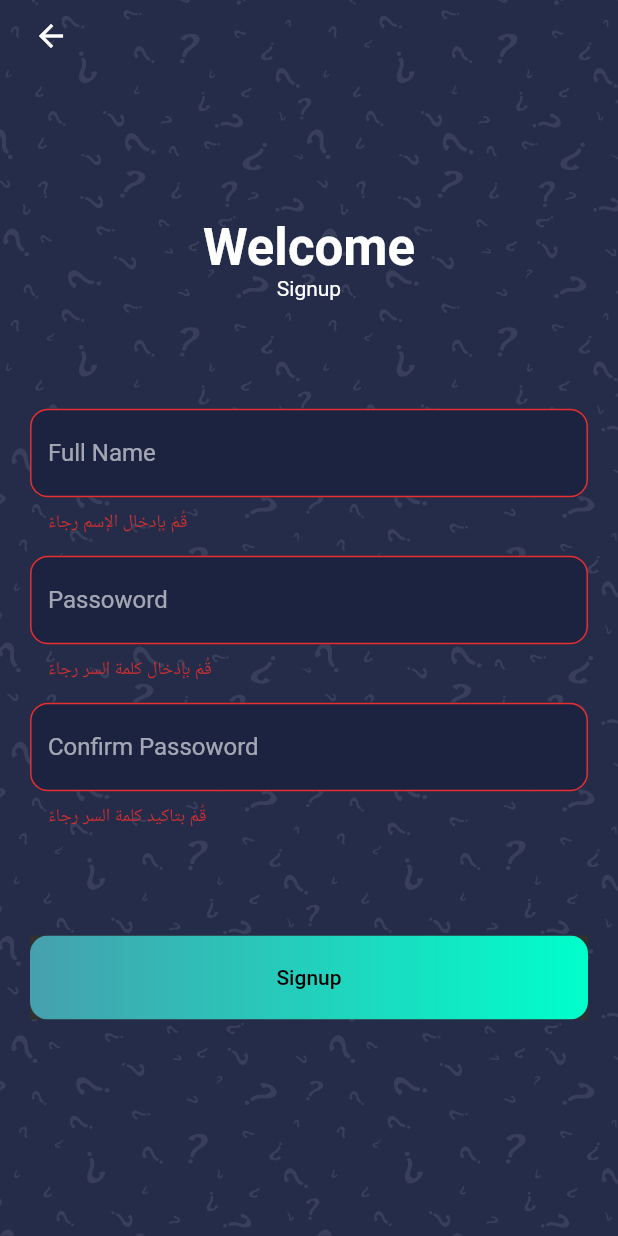
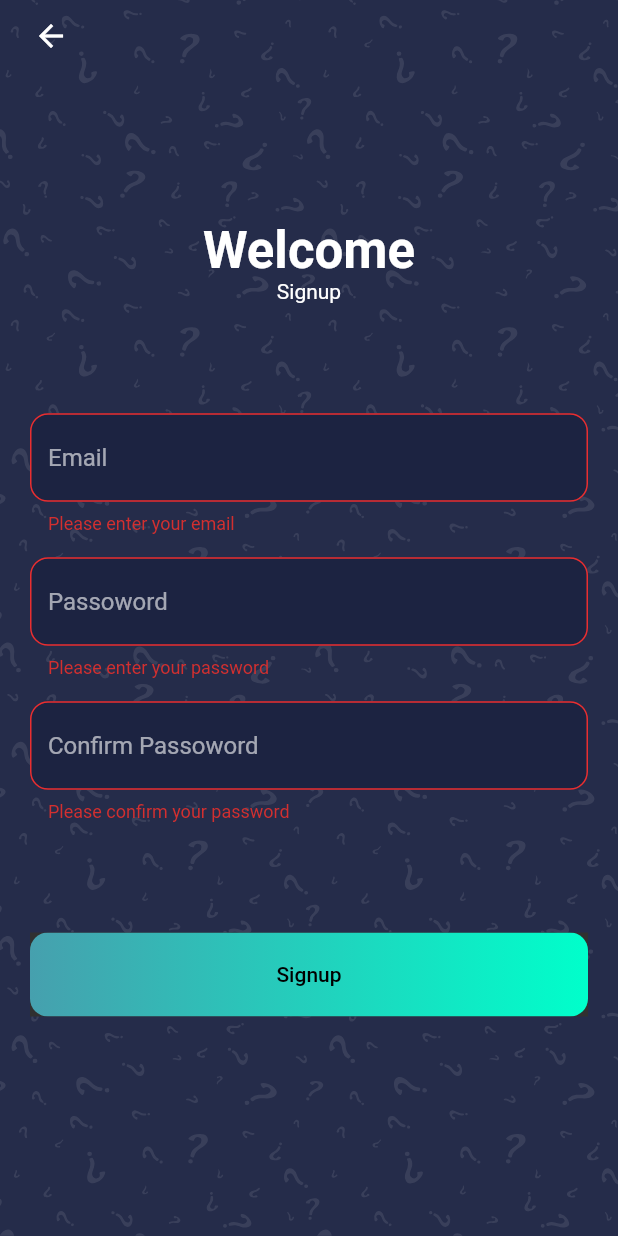
Before and after one commit to ragabelsayed/QuizApp, a Flutter app: the SignupScreen screen opened by its route, after a tap on "Signup", on a phone screen of 412 x 824 dp. Run offline on Flutter 3.47's test engine with Material 2 defaults, Android fonts, the phone set to English and light mode, and no system bars; our stand-ins replace firebase_auth, firebase_core, flutter_riverpod, flutter_svg; accounts and stored records are empty.

Commit message:
finished sign up

```diff
--- a/quiz_app/lib/src/app.dart
+++ b/quiz_app/lib/src/app.dart
@@ -1,5 +1,6 @@
 import 'package:flutter/material.dart';
 import 'package:quiz_app/src/config/routes.dart';
+import 'package:quiz_app/src/config/utils.dart';
 import 'screens/welcome/welcome_screen.dart';
 
 class MyApp extends StatelessWidget {
@@ -9,6 +10,7 @@ class MyApp extends StatelessWidget {
   Widget build(BuildContext context) {
     return MaterialApp(
       title: 'Quiz Demo',
+      scaffoldMessengerKey: Utils.messengerKey,
       debugShowCheckedModeBanner: false,
       theme: ThemeData.dark(),
       home: const WelcomeScreen(),
--- a/quiz_app/lib/src/config/constants.dart
+++ b/quiz_app/lib/src/config/constants.dart
@@ -9,6 +9,8 @@ class AppConstants {
     'assets/icons/bg.svg',
     fit: BoxFit.fill,
   );
+  static final RegExp emailValidatorRegExp =
+      RegExp(r"^[a-zA-Z0-9.]+@[a-zA-Z0-9]+\.[a-zA-Z]+");
   static const OutlineInputBorder border = OutlineInputBorder(
     borderRadius: BorderRadius.all(Radius.circular(12)),
   );
--- a/quiz_app/lib/src/provider/auth_provider.dart
+++ b/quiz_app/lib/src/provider/auth_provider.dart
@@ -8,6 +8,13 @@ class Auth {
     );
   }
 
+  static Future<void> signUp(String email, String password) async {
+    await FirebaseAuth.instance.createUserWithEmailAndPassword(
+      email: email,
+      password: password,
+    );
+  }
+
   static Future<void> signOut() async {
     await FirebaseAuth.instance.signOut();
   }
--- a/quiz_app/lib/src/screens/signup/widgets/signup_form.dart
+++ b/quiz_app/lib/src/screens/signup/widgets/signup_form.dart
@@ -1,7 +1,11 @@
+import 'package:firebase_auth/firebase_auth.dart';
 import 'package:flutter/material.dart';
+import 'package:quiz_app/src/config/utils.dart';
 import '../../../config/constants.dart';
 import '../../../config/palette.dart';
+import '../../../provider/auth_provider.dart';
 import '../../../widgets/rounded_btn.dart';
+import '../../home/home_screen.dart';
 
 class SignupForm extends StatefulWidget {
   const SignupForm({Key? key}) : super(key: key);
@@ -12,22 +16,36 @@ class SignupForm extends StatefulWidget {
 
 class _SignupFormState extends State<SignupForm> {
   final _formKey = GlobalKey<FormState>();
-  TextEditingController nameController = TextEditingController();
+  TextEditingController emailController = TextEditingController();
   TextEditingController passController = TextEditingController();
   TextEditingController cPassController = TextEditingController();
 
   Future<void> _saveForm() async {
     final _isValid = _formKey.currentState!.validate();
-
     if (_isValid) {
       _formKey.currentState!.save();
-      try {} catch (e) {}
+      showDialog(
+        context: context,
+        builder: (ctx) => const Center(
+          child: CircularProgressIndicator(
+            color: Palette.primaryColor1,
+          ),
+        ),
+      );
+      try {
+        await Auth.signUp(
+            emailController.text.trim(), passController.text.trim());
+        Navigator.pushNamed(context, HomeScreen.routName);
+      } on FirebaseAuthException catch (e) {
+        Utils.showSnackBar(e.message);
+        Navigator.pop(context);
+      } catch (e) {}
     }
   }
 
   @override
   void dispose() {
-    nameController.dispose();
+    emailController.dispose();
     passController.dispose();
     cPassController.dispose();
     super.dispose();
@@ -56,18 +74,21 @@ class _SignupFormState extends State<SignupForm> {
             TextFormField(
               keyboardType: TextInputType.name,
               textInputAction: TextInputAction.next,
-              controller: nameController,
+              controller: emailController,
               decoration: const InputDecoration(
                 filled: true,
                 fillColor: Palette.backgroundColor,
-                hintText: "Full Name",
+                hintText: 'Email',
                 border: AppConstants.border,
                 errorBorder: AppConstants.errorBorder,
                 focusedBorder: AppConstants.focusedBorder,
               ),
               validator: (newValue) {
                 if (newValue!.isEmpty) {
-                  return 'قُمْ بإدخال الإسم رجاءً';
+                  return 'Please enter your email';
+                }
+                if (!AppConstants.emailValidatorRegExp.hasMatch(newValue)) {
+                  return 'Please enter valid email';
                 }
               },
             ),
@@ -86,10 +107,10 @@ class _SignupFormState extends State<SignupForm> {
               ),
               validator: (newValue) {
                 if (newValue!.isEmpty) {
-                  return 'قُمْ بإدخال كلمة السر رجاءً';
+                  return 'Please enter your password';
                 }
-                if (newValue.length <= 4) {
-                  return 'كلمة السر أقل من 4 حروف';
+                if (newValue.length <= 6) {
+                  return 'Password must be at least 6 characters';
                 }
               },
             ),
@@ -108,10 +129,10 @@ class _SignupFormState extends State<SignupForm> {
               ),
               validator: (newValue) {
                 if (newValue!.isEmpty) {
-                  return 'قُمْ بتاكيد كلمة السر رجاءً';
+                  return 'Please confirm your password';
                 }
                 if (passController.text != cPassController.text) {
-                  return 'كلمة السر لاتتطابق';
+                  return "Your password does not match";
                 }
               },
             ),
```
Also changed, not shown: quiz_app/lib/src/config/utils.dart (added, +22 -0 lines), quiz_app/lib/src/screens/login/login_screen.dart (+10 -18 lines).
